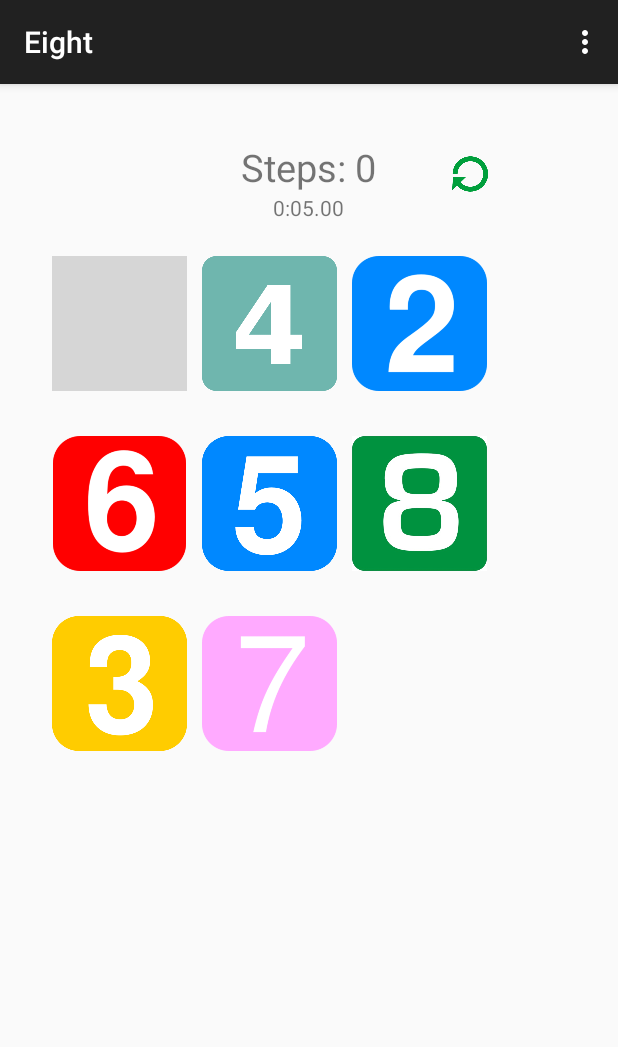
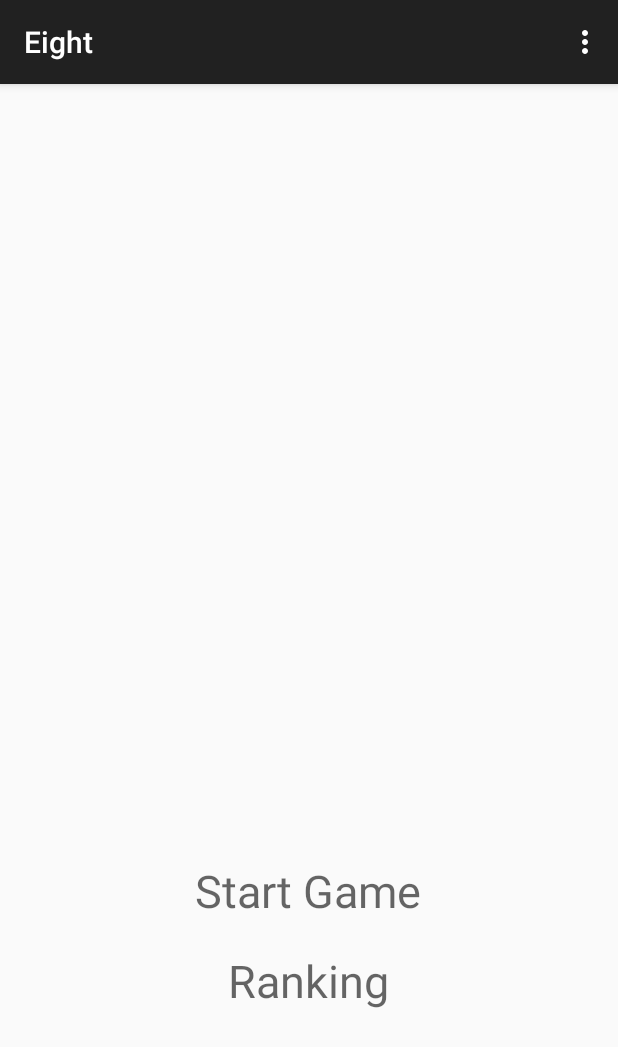
Before and after one commit to caoxulai/Eight, an Android app: the screen it shows after launch (MainActivity), on a phone screen of 412 x 824 dp. Shown: the top 1047 px of the screen. Run offline under Robolectric (Android 15) with nearby library versions, the phone set to English and light mode, and no system bars; grey boxes are pictures that could not be loaded.

Commit message:
Add Menu Fragment, but crashed when hit button

```diff
--- a/app/src/main/java/com/game/nathan/eight/FragmentGame.java
+++ b/app/src/main/java/com/game/nathan/eight/FragmentGame.java
@@ -1,7 +1,7 @@
 package com.game.nathan.eight;
 
 import android.app.AlertDialog;
-import android.support.v4.app.Fragment;
+import android.app.Fragment;
 import android.os.Bundle;
 import android.view.LayoutInflater;
 import android.view.View;
@@ -70,19 +70,19 @@ public class FragmentGame extends Fragment {
     public View onCreateView(LayoutInflater inflater, ViewGroup container,
                              Bundle savedInstanceState) {
 
-        RelativeLayout ll = (RelativeLayout) inflater.inflate(R.layout.fragment_game, container, false);
+        RelativeLayout rl = (RelativeLayout) inflater.inflate(R.layout.fragment_game, container, false);
 
-        text_steps = (TextView) ll.findViewById(R.id.text_steps);
-        timerValue = (TextView) ll.findViewById(R.id.timerValue);
-        image1 = (ImageView) ll.findViewById(R.id.image1);
-        image2 = (ImageView) ll.findViewById(R.id.image2);
-        image3 = (ImageView) ll.findViewById(R.id.image3);
-        image4 = (ImageView) ll.findViewById(R.id.image4);
-        image5 = (ImageView) ll.findViewById(R.id.image5);
-        image6 = (ImageView) ll.findViewById(R.id.image6);
-        image7 = (ImageView) ll.findViewById(R.id.image7);
-        image8 = (ImageView) ll.findViewById(R.id.image8);
-        resetButton = (ImageView) ll.findViewById(R.id.reset);
+        text_steps = (TextView) rl.findViewById(R.id.text_steps);
+        timerValue = (TextView) rl.findViewById(R.id.timerValue);
+        image1 = (ImageView) rl.findViewById(R.id.image1);
+        image2 = (ImageView) rl.findViewById(R.id.image2);
+        image3 = (ImageView) rl.findViewById(R.id.image3);
+        image4 = (ImageView) rl.findViewById(R.id.image4);
+        image5 = (ImageView) rl.findViewById(R.id.image5);
+        image6 = (ImageView) rl.findViewById(R.id.image6);
+        image7 = (ImageView) rl.findViewById(R.id.image7);
+        image8 = (ImageView) rl.findViewById(R.id.image8);
+        resetButton = (ImageView) rl.findViewById(R.id.reset);
         restart();
 
         startTime = SystemClock.uptimeMillis();
@@ -150,7 +150,7 @@ public class FragmentGame extends Fragment {
             }
         });
 
-        return ll;
+        return rl;
     }
 
 
--- /dev/null
+++ b/app/src/main/java/com/game/nathan/eight/FragmentMenu.java
@@ -0,0 +1,48 @@
+package com.game.nathan.eight;
+
+import android.app.Fragment;
+import android.app.FragmentManager;
+import android.app.FragmentTransaction;
+import android.os.Bundle;
+
+import android.view.LayoutInflater;
+import android.view.View;
+import android.view.ViewGroup;
+import android.widget.RelativeLayout;
+import android.widget.TextView;
+
+/**
+ * Created by Xulai on 2015/6/21.
+ */
+public class FragmentMenu extends Fragment {
+
+    private static TextView start;
+
+    public View onCreateView(LayoutInflater inflater, ViewGroup container,
+                             Bundle savedInstanceState) {
+
+        RelativeLayout rl = (RelativeLayout) inflater.inflate(R.layout.fragment_menu, container, false);
+
+        start = (TextView) rl.findViewById(R.id.start);
+
+        start.setOnClickListener(new View.OnClickListener() {
+            public void onClick(View v) {
+
+                FragmentManager fragmentManager = getFragmentManager();
+                FragmentTransaction transaction = fragmentManager.beginTransaction();
+                transaction.replace(R.id.fragment, new FragmentGame(), "game");
+                // transaction.addToBackStack(null);
+                transaction.commitAllowingStateLoss();
+
+                transaction.addToBackStack(null);
+
+                transaction.commit();
+
+
+            }
+        });
+
+
+        return rl;
+    }
+}
--- a/app/src/main/java/com/game/nathan/eight/MainActivity.java
+++ b/app/src/main/java/com/game/nathan/eight/MainActivity.java
@@ -14,6 +14,9 @@ public class MainActivity extends ActionBarActivity {
         super.onCreate(savedInstanceState);
         setContentView(R.layout.activity_main);
     }
+
+
+
 
 
     @Override
--- /dev/null
+++ b/app/src/main/res/layout/fragment_menu.xml
@@ -0,0 +1,27 @@
+<?xml version="1.0" encoding="utf-8"?>
+<RelativeLayout xmlns:android="http://schemas.android.com/apk/res/android"
+    android:layout_width="match_parent"
+    android:layout_height="match_parent">
+
+    <TextView
+        android:id="@+id/start"
+        android:layout_width="wrap_content"
+        android:layout_height="wrap_content"
+        android:layout_alignParentBottom="true"
+        android:layout_centerHorizontal="true"
+        android:layout_marginBottom="210dp"
+        android:text="Start Game"
+        android:textAppearance="?android:attr/textAppearanceMedium"
+        android:textSize="30dp" />
+
+    <TextView
+        android:id="@+id/ranking"
+        android:layout_width="wrap_content"
+        android:layout_height="wrap_content"
+        android:layout_alignParentBottom="true"
+        android:layout_centerHorizontal="true"
+        android:layout_marginBottom="150dp"
+        android:text="Ranking"
+        android:textAppearance="?android:attr/textAppearanceMedium"
+        android:textSize="30dp" />
+</RelativeLayout>
```
Also changed, not shown: app/src/main/res/layout/activity_main.xml (+7 -3 lines).
